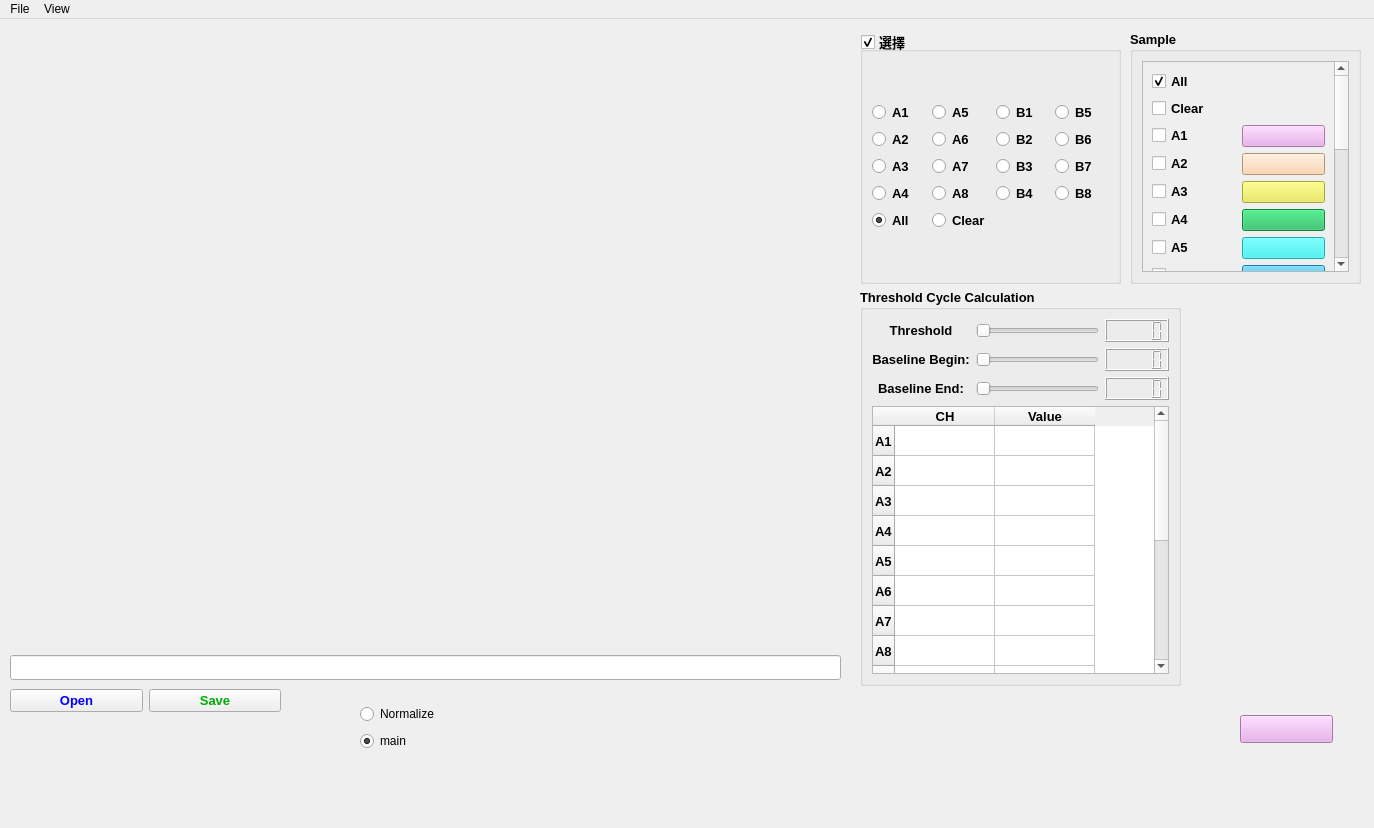
First picture: the form in CT_Manager_desktop.ui, repository wwlouis00/Cycle-threshold-value, before the edit.
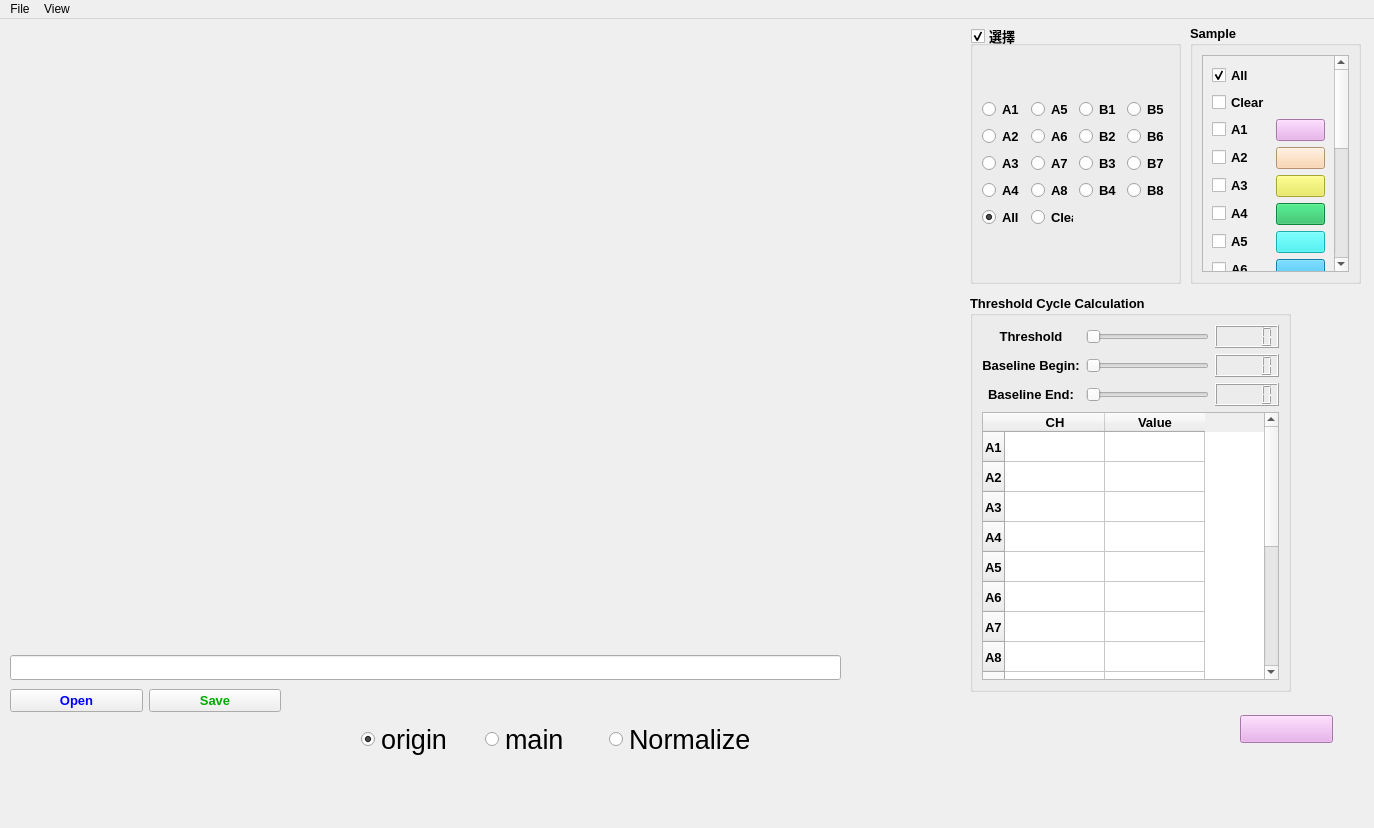
Second picture: the form after the edit. Custom widgets are drawn as their Qt base class.

What changed in the file:
```diff
--- a/CT_Manager_desktop.ui
+++ b/CT_Manager_desktop.ui
@@ -19,7 +19,7 @@
      <rect>
       <x>10</x>
       <y>6</y>
-      <width>831</width>
+      <width>951</width>
       <height>613</height>
      </rect>
     </property>
@@ -44,10 +44,10 @@
    <widget class="QGroupBox" name="groupBox">
     <property name="geometry">
      <rect>
-      <x>860</x>
-      <y>12</y>
-      <width>261</width>
-      <height>253</height>
+      <x>970</x>
+      <y>6</y>
+      <width>211</width>
+      <height>259</height>
      </rect>
     </property>
     <property name="font">
@@ -433,10 +433,10 @@
    <widget class="QGroupBox" name="groupBox_2">
     <property name="geometry">
      <rect>
-      <x>1130</x>
-      <y>12</y>
-      <width>231</width>
-      <height>253</height>
+      <x>1190</x>
+      <y>6</y>
+      <width>171</width>
+      <height>259</height>
      </rect>
     </property>
     <property name="font">
@@ -459,9 +459,9 @@
         <property name="geometry">
          <rect>
           <x>0</x>
-          <y>0</y>
-          <width>188</width>
-          <height>581</height>
+          <y>-365</y>
+          <width>129</width>
+          <height>565</height>
          </rect>
         </property>
         <layout class="QGridLayout" name="gridLayout_6">
@@ -889,8 +889,8 @@
    <widget class="QGroupBox" name="groupBox_3">
     <property name="geometry">
      <rect>
-      <x>860</x>
-      <y>270</y>
+      <x>970</x>
+      <y>276</y>
       <width>321</width>
       <height>397</height>
      </rect>
@@ -1115,38 +1115,6 @@
      </item>
     </layout>
    </widget>
-   <widget class="QWidget" name="layoutWidget">
-    <property name="geometry">
-     <rect>
-      <x>360</x>
-      <y>684</y>
-      <width>87</width>
-      <height>49</height>
-     </rect>
-    </property>
-    <layout class="QGridLayout" name="gridLayout_2">
-     <item row="0" column="0">
-      <widget class="QRadioButton" name="nor_radio">
-       <property name="text">
-        <string>Normalize</string>
-       </property>
-       <property name="checked">
-        <bool>false</bool>
-       </property>
-      </widget>
-     </item>
-     <item row="1" column="0">
-      <widget class="QRadioButton" name="main_radio">
-       <property name="text">
-        <string>main</string>
-       </property>
-       <property name="checked">
-        <bool>true</bool>
-       </property>
-      </widget>
-     </item>
-    </layout>
-   </widget>
    <widget class="QWidget" name="layoutWidget_2">
     <property name="geometry">
      <rect>
@@ -1209,6 +1177,63 @@
      <string/>
     </property>
    </widget>
+   <widget class="QWidget" name="">
+    <property name="geometry">
+     <rect>
+      <x>361</x>
+      <y>698</y>
+      <width>395</width>
+      <height>46</height>
+     </rect>
+    </property>
+    <layout class="QGridLayout" name="gridLayout_2">
+     <item row="0" column="0">
+      <widget class="QRadioButton" name="origin_radio">
+       <property name="font">
+        <font>
+         <pointsize>20</pointsize>
+        </font>
+       </property>
+       <property name="text">
+        <string>origin</string>
+       </property>
+       <property name="checked">
+        <bool>true</bool>
+       </property>
+      </widget>
+     </item>
+     <item row="0" column="1">
+      <widget class="QRadioButton" name="main_radio">
+       <property name="font">
+        <font>
+         <pointsize>20</pointsize>
+        </font>
+       </property>
+       <property name="text">
+        <string>main</string>
+       </property>
+       <property name="checked">
+        <bool>false</bool>
+       </property>
+      </widget>
+     </item>
+     <item row="0" column="2">
+      <widget class="QRadioButton" name="nor_radio">
+       <property name="font">
+        <font>
+         <pointsize>20</pointsize>
+        </font>
+       </property>
+       <property name="text">
+        <string>Normalize</string>
+       </property>
+       <property name="checked">
+        <bool>false</bool>
+       </property>
+      </widget>
+     </item>
+    </layout>
+   </widget>
   </widget>
   <widget class="QMenuBar" name="menuBar">
    <property name="geometry">
```
Left out of the diff: 2 changed lines with no effect on the pictures.
